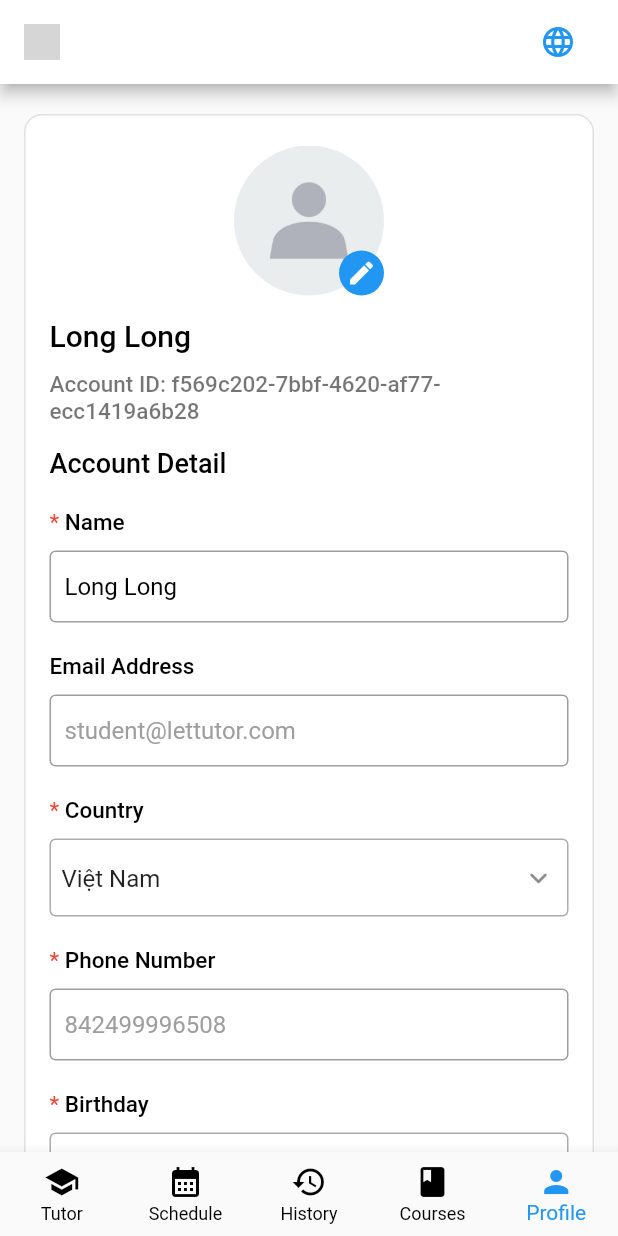
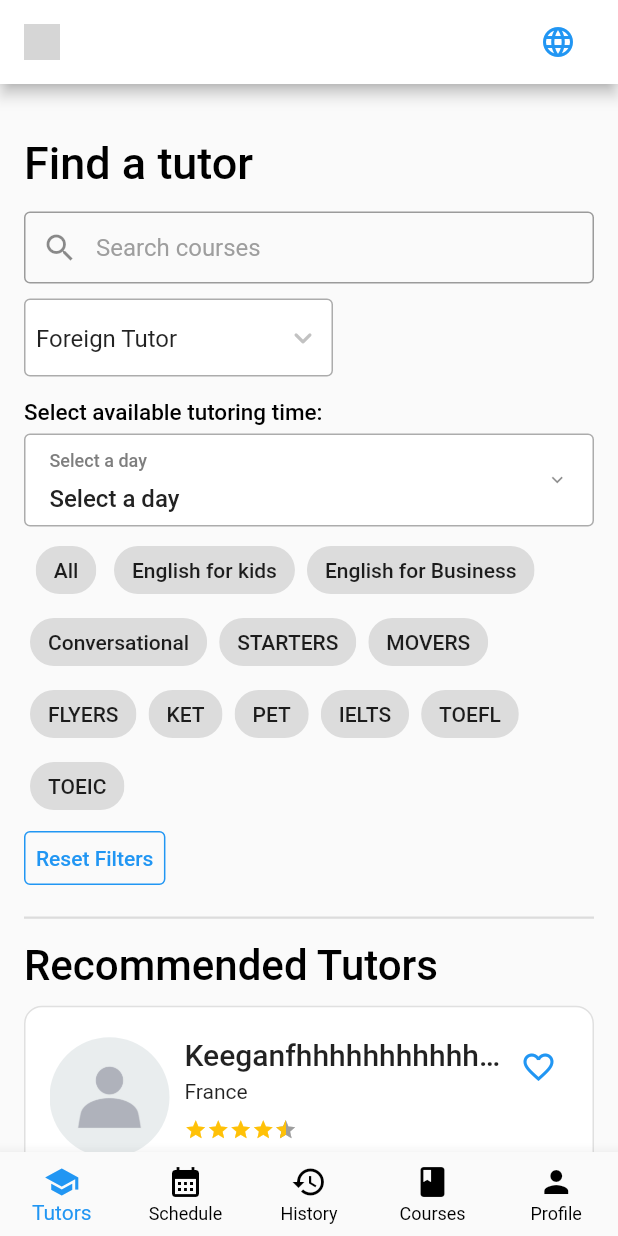
Before and after one commit to trongduc1509/lettutor_app, a Flutter app: the HomePage screen opened directly, on a phone screen of 412 x 824 dp. Run offline on Flutter 3.47's test engine with Material 2 defaults, Android fonts, the light colour scheme and no system bars; drawn by our look-alikes of flutter_rating_bar; Roboto replaces fonts that are missing (SF Pro Text Medium); grey boxes are pictures that could not be loaded.

Commit message:
teachers list page ui

```diff
--- a/lib/base/util/notifier.dart
+++ b/lib/base/util/notifier.dart
@@ -1,7 +1,7 @@
 import 'package:flutter/cupertino.dart';
 import 'package:flutter/material.dart';
 
-import '../../feature/profile/widgets/check_bottom_sheet.dart';
+import '../../shared/widgets/check_bottom_sheet.dart';
 
 Notifier _notifier = Notifier._();
 
--- a/lib/feature/authentication/login_page.dart
+++ b/lib/feature/authentication/login_page.dart
@@ -2,6 +2,8 @@ import 'package:flutter/gestures.dart';
 import 'package:flutter/material.dart';
 import 'package:lettutor_app/feature/authentication/forgot_password.dart';
 import 'package:lettutor_app/feature/authentication/register_page.dart';
+
+import '../home/home_page.dart';
 
 class LoginPage extends StatelessWidget {
   const LoginPage({Key? key}) : super(key: key);
@@ -143,7 +145,9 @@ class LoginPage extends StatelessWidget {
                       ),
                     ),
                   ),
-                  onPressed: () {},
+                  onPressed: () => Navigator.of(context).push(MaterialPageRoute(
+                    builder: (context) => const HomePage(),
+                  )),
                   style: TextButton.styleFrom(
                     backgroundColor: Colors.blue,
                   ),
--- a/lib/feature/home/home_page.dart
+++ b/lib/feature/home/home_page.dart
@@ -1,6 +1,8 @@
 import 'package:flutter/material.dart';
 import 'package:lettutor_app/feature/courses/courses_list.dart';
 import 'package:lettutor_app/feature/profile/profile_page.dart';
+
+import '../teachers/teachers_list/teachers_list_page.dart';
 
 final GlobalKey<ScaffoldState> keyDrawerHomePage = GlobalKey();
 
@@ -20,8 +22,8 @@ class _HomePageState extends State<HomePage>
   void initState() {
     super.initState();
     _tabController = TabController(length: 5, vsync: this);
-    _tabController.index = 4;
-    _currentIndex = 4;
+    _tabController.index = 0;
+    _currentIndex = 0;
   }
 
   @override
@@ -56,7 +58,7 @@ class _HomePageState extends State<HomePage>
         physics: const NeverScrollableScrollPhysics(),
         controller: _tabController,
         children: const [
-          CoursesList(),
+          TeachersListPage(),
           CoursesList(),
           CoursesList(),
           CoursesList(),
@@ -77,7 +79,7 @@ class _HomePageState extends State<HomePage>
           items: const [
             BottomNavigationBarItem(
               icon: Icon(Icons.school),
-              label: 'Tutor',
+              label: 'Tutors',
             ),
             BottomNavigationBarItem(
               icon: Icon(Icons.calendar_month),
--- a/lib/feature/profile/profile_page.dart
+++ b/lib/feature/profile/profile_page.dart
@@ -13,7 +13,7 @@ class ProfilePage extends StatefulWidget {
 
 class _ProfilePageState extends State<ProfilePage> {
   final TextEditingController _nameController = TextEditingController();
-  final TextEditingController _controllerUnitTxt = TextEditingController();
+  final TextEditingController _countryController = TextEditingController();
   final List<String> countryList = [
     'Việt Nam',
     'Hoa Kỳ',
@@ -227,7 +227,7 @@ class _ProfilePageState extends State<ProfilePage> {
                     ),
                     CommonTextField(
                       placeHolder: 'Country',
-                      controller: _controllerUnitTxt
+                      controller: _countryController
                         ..text = countryList[countryIndexSelected],
                       suffixIcon: const Icon(
                         Icons.keyboard_arrow_down_rounded,
--- /dev/null
+++ b/lib/feature/teachers/teachers_list/entities/teacher_item.dart
@@ -0,0 +1,146 @@
+import 'package:flutter/material.dart';
+import 'package:flutter_rating_bar/flutter_rating_bar.dart';
+import 'package:lettutor_app/base/theme/colors.dart';
+
+class TeacherItem extends StatelessWidget {
+  const TeacherItem({Key? key}) : super(key: key);
+
+  @override
+  Widget build(BuildContext context) {
+    return Padding(
+      padding: const EdgeInsets.symmetric(
+        vertical: 5.0,
+      ),
+      child: Container(
+        padding: const EdgeInsets.symmetric(
+          horizontal: 16.0,
+          vertical: 20.0,
+        ),
+        decoration: BoxDecoration(
+          border: Border.all(
+            color: Theme.of(context).dividerColor,
+          ),
+          borderRadius: BorderRadius.circular(12.0),
+          color: Colors.white,
+        ),
+        child: Column(
+          crossAxisAlignment: CrossAxisAlignment.start,
+          children: [
+            Row(
+              crossAxisAlignment: CrossAxisAlignment.start,
+              children: [
+                Expanded(
+                  child: Row(
+                    crossAxisAlignment: CrossAxisAlignment.start,
+                    children: [
+                      ClipRRect(
+                          borderRadius: BorderRadius.circular(50),
+                          child: Container(
+                            height: 80,
+                            width: 80,
+                            decoration: const BoxDecoration(
+                                image: DecorationImage(
+                                    fit: BoxFit.cover,
+                                    image: AssetImage(
+                                        'assets/images/blank_ava.jpg'))),
+                          )),
+                      const SizedBox(
+                        width: 10.0,
+                      ),
+                      Expanded(
+                        child: Column(
+                          crossAxisAlignment: CrossAxisAlignment.start,
+                          children: [
+                            const Text(
+                              'Keeganfhhhhhhhhhhhhhhhhhhhhhhhhhhhhhhhhhhhhhhhhhhh',
+                              maxLines: 1,
+                              overflow: TextOverflow.ellipsis,
+                              softWrap: false,
+                              style: TextStyle(
+                                  fontSize: 20, fontWeight: FontWeight.w500),
+                            ),
+                            const SizedBox(
+                              height: 5.0,
+                            ),
+                            const Text(
+                              'France',
+                              style: TextStyle(
+                                fontWeight: FontWeight.w400,
+                              ),
+                            ),
+                            const SizedBox(
+                              height: 10.0,
+                            ),
+                            RatingBar.builder(
+                              ignoreGestures: true,
+                              allowHalfRating: true,
+                              direction: Axis.horizontal,
+                              initialRating: 4.5,
+                              itemCount: 5,
+                              itemBuilder: (context, _) => const Icon(
+                                Icons.star,
+                                color: Colors.amber,
+                              ),
+                              itemSize: 15,
+                              onRatingUpdate: (double value) {},
+                            )
+                          ],
+                        ),
+                      ),
+                    ],
+                  ),
+                ),
+                IconButton(
+                  constraints: const BoxConstraints(),
+                  onPressed: () {},
+                  icon: const Icon(
+                    Icons.favorite_outline,
+                    color: Colors.blue,
+                  ),
+                ),
+              ],
+            ),
+            Wrap(
+              children: [
+                ...[
+                  'All',
+                  'English for kids',
+                  'English for Business',
+                  'Conversational',
+                ].map((e) => Padding(
+                      padding: const EdgeInsets.symmetric(
+                        horizontal: 4.0,
+                      ),
+                      child: Chip(
+                        label: Text(e),
+                        backgroundColor: AppColor().blueLightBg,
+                      ),
+                    ))
+              ],
+            ),
+            const SizedBox(
+              height: 15.0,
+            ),
+            const Text(
+              'I am passionate about running and fitness, I often compete in trail/mountain running events and I love pushing myself. I am training to one day take part in ultra-endurance events. I also enjoy watching rugby on the weekends, reading and watching podcasts on Youtube. My most memorable life experience would be living in and traveling around Southeast Asia.',
+              maxLines: 4,
+              overflow: TextOverflow.ellipsis,
+            ),
+            const SizedBox(
+              height: 5.0,
+            ),
+            Align(
+              alignment: Alignment.centerRight,
+              child: TextButton(
+                onPressed: () {},
+                child: const Text('Book'),
+                style: TextButton.styleFrom(
+                    side: const BorderSide(color: Colors.blue)),
+              ),
+            )
+          ],
+        ),
+      ),
+    );
+  }
+}
--- /dev/null
+++ b/lib/feature/teachers/teachers_list/teachers_list_page.dart
@@ -0,0 +1,197 @@
+import 'package:flutter/material.dart';
+import 'package:lettutor_app/base/theme/colors.dart';
+import 'package:lettutor_app/feature/teachers/teachers_list/entities/teacher_item.dart';
+import 'package:lettutor_app/shared/widgets/common_txt.dart';
+import 'package:lettutor_app/shared/widgets/date_picker.dart';
+
+import '../../../base/util/notifier.dart';
+
+class TeachersListPage extends StatefulWidget {
+  const TeachersListPage({Key? key}) : super(key: key);
+
+  @override
+  State<TeachersListPage> createState() => _TeachersListPageState();
+}
+
+class _TeachersListPageState extends State<TeachersListPage> {
+  final TextEditingController _searchController = TextEditingController();
+  final TextEditingController _nationalController = TextEditingController();
+  final List<String> nationList = [
+    'Foreign Tutor',
+    'Vietnamese Tutor',
+    'Native English Tutor',
+  ];
+  final List<String> filterList = [
+    'All',
+    'English for kids',
+    'English for Business',
+    'Conversational',
+    'STARTERS',
+    'MOVERS',
+    'FLYERS',
+    'KET',
+    'PET',
+    'IELTS',
+    'TOEFL',
+    'TOEIC',
+  ];
+  int nationCurrentIndex = 0;
+  late DateTime availableDate;
+
+  @override
+  Widget build(BuildContext context) {
+    return Scaffold(
+      body: SingleChildScrollView(
+        child: Padding(
+          padding: const EdgeInsets.symmetric(
+            horizontal: 16.0,
+            vertical: 20.0,
+          ),
+          child: Column(
+            crossAxisAlignment: CrossAxisAlignment.start,
+            children: [
+              const SizedBox(
+                height: 15.0,
+              ),
+              const Text(
+                'Find a tutor',
+                style: TextStyle(
+                  color: Colors.black,
+                  fontSize: 30,
+                  fontWeight: FontWeight.w500,
+                ),
+              ),
+              const SizedBox(
+                height: 15.0,
+              ),
+              TextFormField(
+                controller: _searchController,
+                style: const TextStyle(
+                  color: Colors.black,
+                ),
+                decoration: const InputDecoration(
+                    hintText: 'Search courses',
+                    hintStyle: TextStyle(color: Colors.grey),
+                    contentPadding: EdgeInsets.symmetric(
+                      vertical: 4.0,
+                      horizontal: 0,
+                    ),
+                    prefixIcon: Icon(Icons.search),
+                    border: OutlineInputBorder(
+                        borderRadius: BorderRadius.all(Radius.circular(4)),
+                        borderSide: BorderSide(
+                          color: Colors.grey,
+                        ))),
+              ),
+              const SizedBox(
+                height: 10.0,
+              ),
+              SizedBox(
+                width: MediaQuery.of(context).size.width * 1 / 2,
+                child: CommonTextField(
+                  placeHolder: 'Tutor nationality',
+                  controller: _nationalController
+                    ..text = nationList[nationCurrentIndex],
+                  suffixIcon: Icon(
+                    Icons.keyboard_arrow_down_rounded,
+                    size: 24,
+                    color: AppColor().disable,
+                  ),
+                  txtSelected: () {
+                    Notifier.showCheckBottomSheet(
+                      context,
+                      title: 'Country',
+                      ratioHeight: 0.5,
+                      listData: nationList,
+                      selectedIndex: nationCurrentIndex,
+                      onSelected: (index) {
+                        setState(() {
+                          nationCurrentIndex = index;
+                        });
+                      },
+                    );
+                  },
+                ),
+              ),
+              const SizedBox(
+                height: 15.0,
+              ),
+              const Text(
+                'Select available tutoring time:',
+                style: TextStyle(
+                  color: Colors.black,
+                  fontSize: 15.0,
+                  fontWeight: FontWeight.w500,
+                ),
+              ),
+              const SizedBox(
+                height: 5.0,
+              ),
+              DatePickerView(
+                active: true,
+                title: 'Select a day',
+                onDateChosen: (chosenDate) {
+                  setState(() {
+                    availableDate = chosenDate;
+                  });
+                },
+                isTo: true,
+              ),
+              const SizedBox(
+                height: 5.0,
+              ),
+              Wrap(
+                children: [
+                  ...filterList.map((e) => Padding(
+                        padding: const EdgeInsets.symmetric(
+                          horizontal: 4.0,
+                        ),
+                        child: Chip(
+                          label: Text(e),
+                        ),
+                      )),
+                ],
+              ),
+              TextButton(
+                onPressed: () {},
+                child: const Text('Reset Filters'),
+                style: TextButton.styleFrom(
+                    side: const BorderSide(color: Colors.blue)),
+              ),
+              const SizedBox(
+                height: 15.0,
+              ),
+              DecoratedBox(
+                decoration:
+                    BoxDecoration(color: Theme.of(context).dividerColor),
+                child: const SizedBox(
+                  height: 1.5,
+                  width: double.infinity,
+                ),
+              ),
+              const SizedBox(
+                height: 15.0,
+              ),
+              const Text(
+                'Recommended Tutors',
+                style: TextStyle(
+                  color: Colors.black,
+                  fontSize: 28,
+                  fontWeight: FontWeight.w500,
+                ),
+              ),
+              const SizedBox(
+                height: 5.0,
+              ),
+              ListView(
+                shrinkWrap: true,
+                physics: const NeverScrollableScrollPhysics(),
+                children: List.generate(10, (index) => const TeacherItem()),
+              )
+            ],
+          ),
+        ),
+      ),
+    );
+  }
+}
--- a/lib/main.dart
+++ b/lib/main.dart
@@ -1,6 +1,6 @@
 import 'package:flutter/material.dart';
 
-import 'feature/home/home_page.dart';
+import 'feature/authentication/login_page.dart';
 
 void main() {
   runApp(const MyApp());
@@ -16,7 +16,7 @@ class MyApp extends StatelessWidget {
       theme: ThemeData(
         primarySwatch: Colors.blue,
       ),
-      home: const HomePage(),
+      home: const LoginPage(),
     );
   }
 }
--- a/lib/feature/profile/widgets/check_bottom_sheet.dart
+++ b/lib/shared/widgets/check_bottom_sheet.dart
@@ -3,9 +3,9 @@ import 'dart:developer';
 import 'package:flutter/material.dart';
 import 'package:lettutor_app/base/extension/string.dart';
 
-import '../../../base/define/style/default_style.dart';
-import '../../../base/theme/colors.dart';
-import '../../../shared/widgets/common_txt.dart';
+import '../../base/define/style/default_style.dart';
+import '../../base/theme/colors.dart';
+import 'common_txt.dart';
 
 class CheckBottomSheet extends StatefulWidget {
   const CheckBottomSheet(
--- a/lib/shared/widgets/date_picker.dart
+++ b/lib/shared/widgets/date_picker.dart
@@ -30,7 +30,8 @@ class DatePickerView extends StatelessWidget {
                     borderRadius:
                         BorderRadius.vertical(top: Radius.circular(20))),
                 context: context,
-                builder: (context) => buildSheetTime(context, time: date!));
+                builder: (context) =>
+                    buildSheetTime(context, time: date ?? DateTime.now()));
             if (chosenDate != null) {
               if (isTo) {
                 chosenDate = chosenDate
@@ -61,7 +62,9 @@ class DatePickerView extends StatelessWidget {
                       ),
                       const SizedBox(height: 5),
                       Text(
-                        convertDateFrom(date ?? DateTime.now(), "dd/MM/yyyy"),
+                        date != null
+                            ? convertDateFrom(date!, "dd/MM/yyyy")
+                            : 'Select a day',
                         style: DefaultStyle()
                             .t16Medium
                             .apply(color: DefaultStyle().blackTitle),
--- a/pubspec.yaml
+++ b/pubspec.yaml
@@ -36,6 +36,7 @@ dependencies:
   # Use with the CupertinoIcons class for iOS style icons.
   cupertino_icons: ^1.0.2
   intl: ^0.17.0
+  flutter_rating_bar: ^4.0.1
 
 dev_dependencies:
   flutter_test:
```
Also changed, not shown: pubspec.lock.
